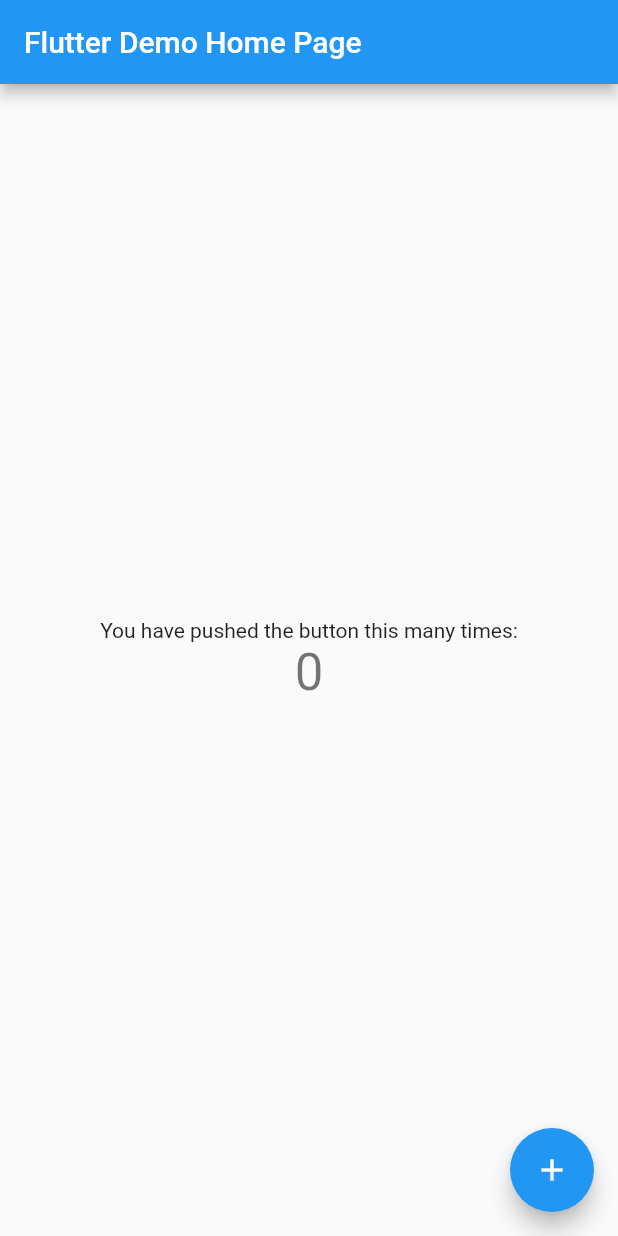
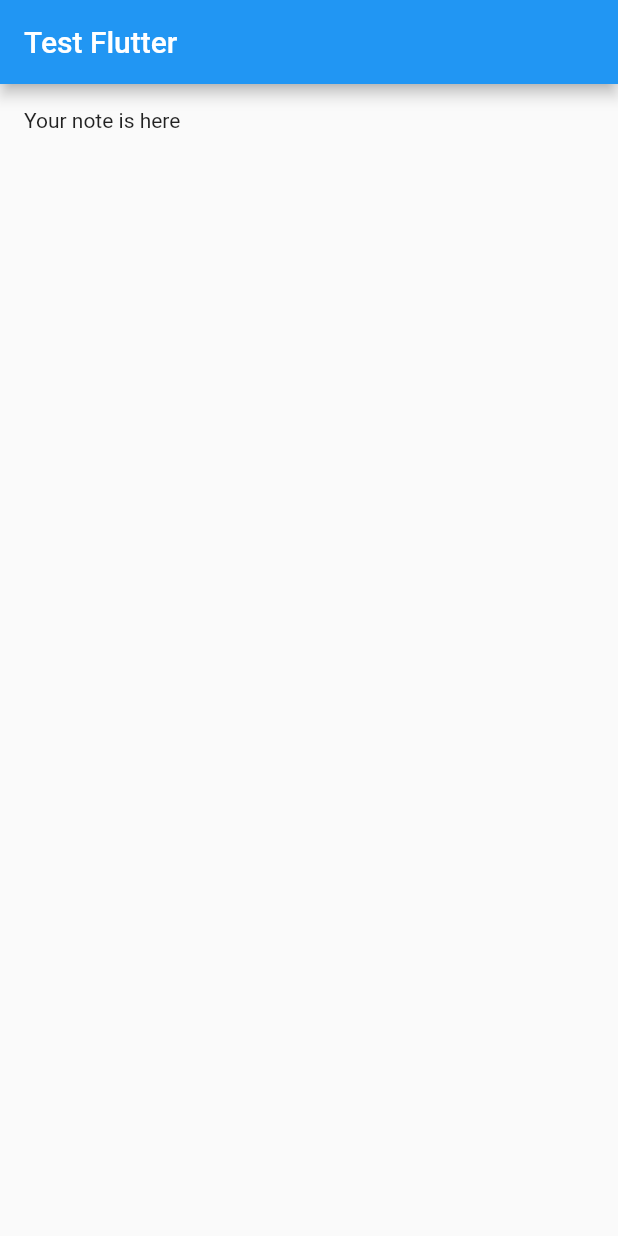
Before and after one commit to duncaioanaiulia/Flutter_App_with_Google_Firebase, a Flutter app: the screen it shows after launch, on a phone screen of 412 x 824 dp. Run offline on Flutter 3.47's test engine with Material 2 defaults, Android fonts, the phone set to English and light mode, and no system bars.

Commit message:
Add new widget

```diff
--- a/lib/main.dart
+++ b/lib/main.dart
@@ -24,92 +24,25 @@ class MyApp extends StatelessWidget {
         // is not restarted.
         primarySwatch: Colors.blue,
       ),
-      home: const MyHomePage(title: 'Flutter Demo Home Page'),
+      home: const NotePage(),
     );
   }
 }
 
-class MyHomePage extends StatefulWidget {
-  const MyHomePage({Key? key, required this.title}) : super(key: key);
-
-  // This widget is the home page of your application. It is stateful, meaning
-  // that it has a State object (defined below) that contains fields that affect
-  // how it looks.
-
-  // This class is the configuration for the state. It holds the values (in this
-  // case the title) provided by the parent (in this case the App widget) and
-  // used by the build method of the State. Fields in a Widget subclass are
-  // always marked "final".
-
-  final String title;
-
-  @override
-  State<MyHomePage> createState() => _MyHomePageState();
-}
-
-class _MyHomePageState extends State<MyHomePage> {
-  int _counter = 0;
-
-  void _incrementCounter() {
-    setState(() {
-      // This call to setState tells the Flutter framework that something has
-      // changed in this State, which causes it to rerun the build method below
-      // so that the display can reflect the updated values. If we changed
-      // _counter without calling setState(), then the build method would not be
-      // called again, and so nothing would appear to happen.
-      _counter++;
-    });
-  }
+class NotePage extends StatelessWidget {
+  const NotePage({Key? key}) : super(key: key);
 
   @override
   Widget build(BuildContext context) {
-    // This method is rerun every time setState is called, for instance as done
-    // by the _incrementCounter method above.
-    //
-    // The Flutter framework has been optimized to make rerunning build methods
-    // fast, so that you can just rebuild anything that needs updating rather
-    // than having to individually change instances of widgets.
-    return Scaffold(
-      appBar: AppBar(
-        // Here we take the value from the MyHomePage object that was created by
-        // the App.build method, and use it to set our appbar title.
-        title: Text(widget.title),
-      ),
-      body: Center(
-        // Center is a layout widget. It takes a single child and positions it
-        // in the middle of the parent.
-        child: Column(
-          // Column is also a layout widget. It takes a list of children and
-          // arranges them vertically. By default, it sizes itself to fit its
-          // children horizontally, and tries to be as tall as its parent.
-          //
-          // Invoke "debug painting" (press "p" in the console, choose the
-          // "Toggle Debug Paint" action from the Flutter Inspector in Android
-          // Studio, or the "Toggle Debug Paint" command in Visual Studio Code)
-          // to see the wireframe for each widget.
-          //
-          // Column has various properties to control how it sizes itself and
-          // how it positions its children. Here we use mainAxisAlignment to
-          // center the children vertically; the main axis here is the vertical
-          // axis because Columns are vertical (the cross axis would be
-          // horizontal).
-          mainAxisAlignment: MainAxisAlignment.center,
-          children: <Widget>[
-            const Text(
-              'You have pushed the button this many times:',
-            ),
-            Text(
-              '$_counter',
-              style: Theme.of(context).textTheme.headline4,
-            ),
-          ],
-        ),
-      ),
-      floatingActionButton: FloatingActionButton(
-        onPressed: _incrementCounter,
-        tooltip: 'Increment',
-        child: const Icon(Icons.add),
-      ), // This trailing comma makes auto-formatting nicer for build methods.
+    return Scaffold(appBar: AppBar(title: Text('Test Flutter')),
+                    body: Padding(
+                        child:_createBody(),
+                        padding: const EdgeInsets.all(16.0)
+                    ),
     );
   }
+
+  Widget _createBody(){
+    return Text('Your note is here');
+  }
 }
```
Also changed, not shown: 3 other files.
